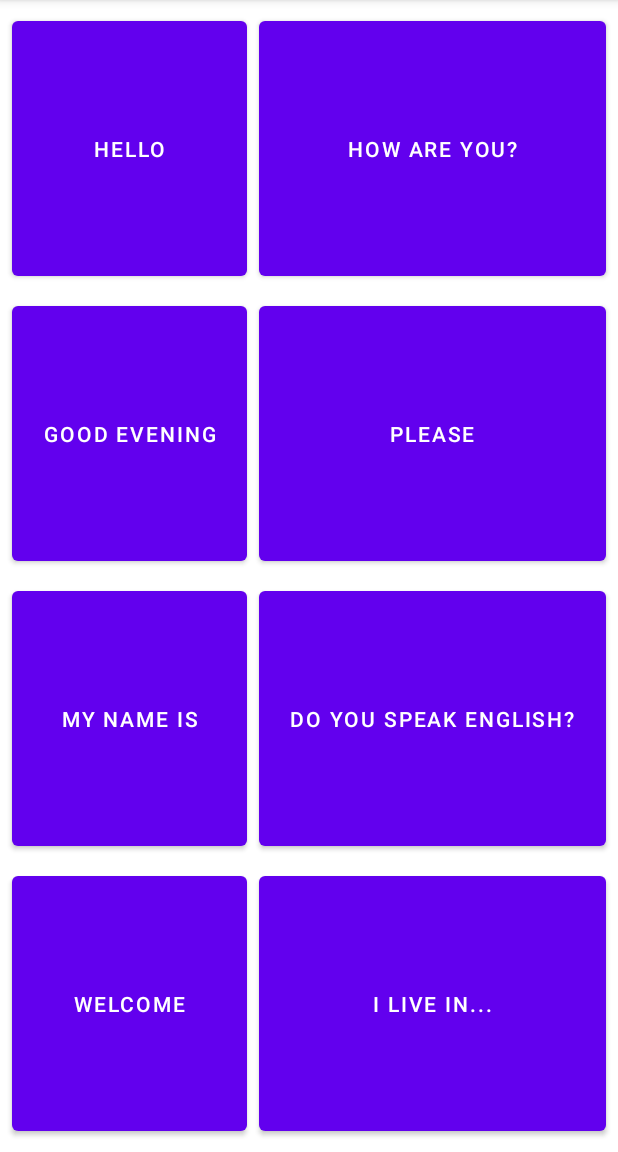
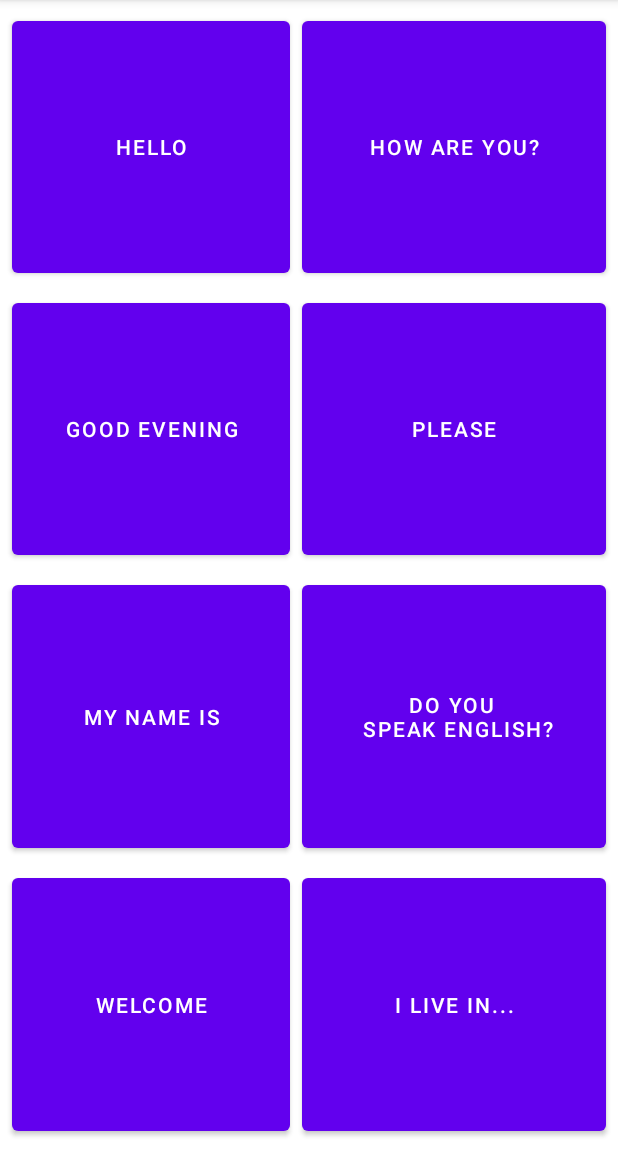
Before and after one commit to iamspd/grid_layout_demo, an Android app: the screen it shows after launch (MainActivity), on a phone screen of 412 x 824 dp, the part 84-1236 px from its top. Run offline under Robolectric (Android 15) with nearby library versions, the phone set to English and light mode, and no system bars.

Commit message:
activity_main.xml - layout updated

```diff
--- a/app/src/main/res/layout/activity_main.xml
+++ b/app/src/main/res/layout/activity_main.xml
@@ -81,7 +81,7 @@
             android:layout_columnWeight="1"
             android:layout_gravity="fill"
             android:layout_margin="4dp"
-            android:text="Do You Speak English?" />
+            android:text="Do You &#10; Speak English?" />
 
         <Button
             android:id="@+id/btnWelcome"
```
